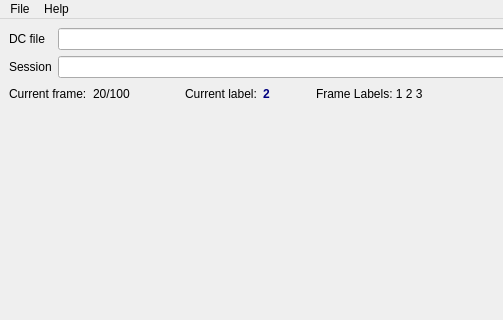
Qt form ui/main.ui (DC-analysis/CytoPix) before a commit; both pictures show x 0 to 503 and y 0 to 320 of the 967 by 600 pixel window.
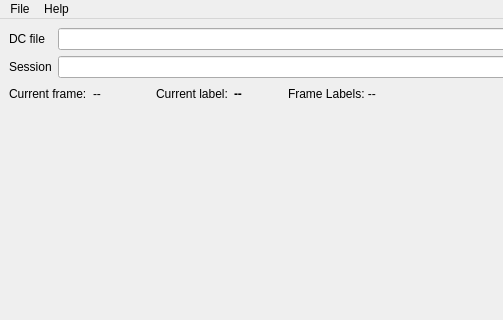
The same form after that commit. Custom widgets are drawn as their Qt base class.

Diff of the .ui file:
```diff
--- a/ui/main.ui
+++ b/ui/main.ui
@@ -59,7 +59,7 @@
       <item>
        <widget class="QLabel" name="label_frame">
         <property name="text">
-         <string>20/100</string>
+         <string>--</string>
         </property>
        </widget>
       </item>
@@ -98,7 +98,7 @@
          <item>
           <widget class="QLabel" name="label_label_current">
            <property name="text">
-            <string>&lt;html&gt;&lt;head/&gt;&lt;body&gt;&lt;p&gt;&lt;span style=&quot; font-weight:700; color:#00007f;&quot;&gt;2&lt;/span&gt;&lt;/p&gt;&lt;/body&gt;&lt;/html&gt;</string>
+            <string>&lt;html&gt;&lt;head/&gt;&lt;body&gt;&lt;p&gt;&lt;span style=&quot; font-weight:700&quot;&gt;--&lt;/span&gt;&lt;/p&gt;&lt;/body&gt;&lt;/html&gt;</string>
            </property>
           </widget>
          </item>
@@ -121,7 +121,7 @@
          <item>
           <widget class="QLabel" name="label_labels_available">
            <property name="text">
-            <string>&lt;html&gt;&lt;head/&gt;&lt;body&gt;&lt;p&gt;Frame Labels: 1 2 3&lt;/p&gt;&lt;/body&gt;&lt;/html&gt;</string>
+            <string>&lt;html&gt;&lt;head/&gt;&lt;body&gt;&lt;p&gt;Frame Labels: --&lt;/p&gt;&lt;/body&gt;&lt;/html&gt;</string>
            </property>
           </widget>
          </item>
```
